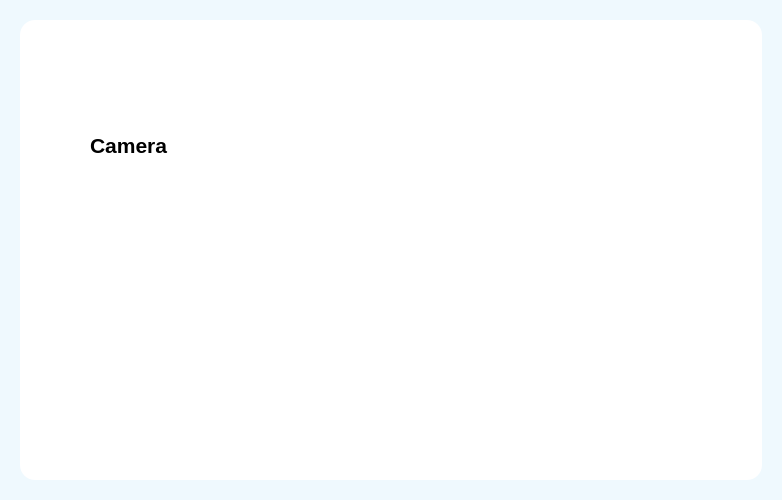
Old version of the form interfaces/camera.ui in the repository Andonny1up/AICountDrive.
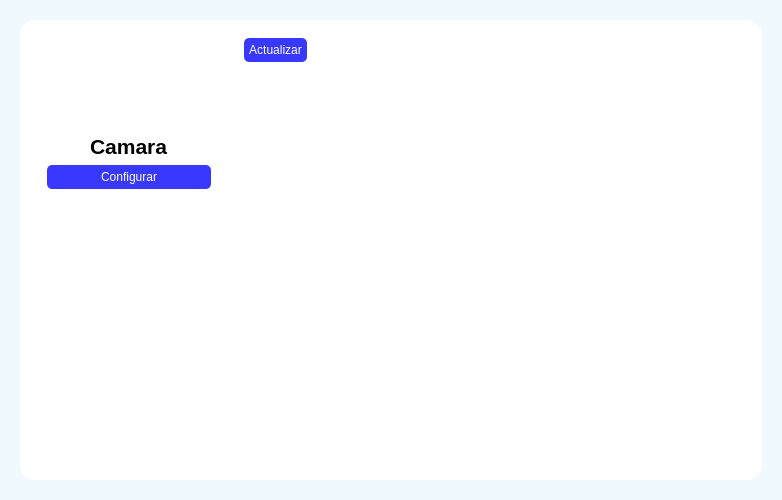
New version of the form. Icons and pictures are not drawn.

Commit message: configuraciones de camara

Diff of the .ui file:
```diff
--- a/interfaces/camera.ui
+++ b/interfaces/camera.ui
@@ -6,7 +6,7 @@
    <rect>
     <x>0</x>
     <y>0</y>
-    <width>703</width>
+    <width>778</width>
     <height>500</height>
    </rect>
   </property>
@@ -16,6 +16,9 @@
     <height>500</height>
    </size>
   </property>
+  <property name="cursor">
+   <cursorShape>ArrowCursor</cursorShape>
+  </property>
   <property name="windowTitle">
    <string>Form</string>
   </property>
@@ -33,6 +36,12 @@
 #frMain{
 	background-color: white;
 	border-radius: 15px;
+}
+QPushButton{
+	background-color: #3838FF;
+	padding: 5px;
+	border-radius: 5px;
+	color: white;
 }</string>
   </property>
   <layout class="QVBoxLayout" name="verticalLayout">
@@ -69,8 +78,14 @@
             <enum>QFrame::Raised</enum>
            </property>
            <layout class="QVBoxLayout" name="verticalLayout_3">
-            <item alignment="Qt::AlignHCenter|Qt::AlignTop">
+            <item>
              <widget class="QFrame" name="frame_3">
+              <property name="maximumSize">
+               <size>
+                <width>16777215</width>
+                <height>160</height>
+               </size>
+              </property>
               <property name="frameShape">
                <enum>QFrame::StyledPanel</enum>
               </property>
@@ -78,7 +93,7 @@
                <enum>QFrame::Raised</enum>
               </property>
               <layout class="QVBoxLayout" name="verticalLayout_4">
-               <item>
+               <item alignment="Qt::AlignHCenter">
                 <widget class="QLabel" name="lblImg">
                  <property name="minimumSize">
                   <size>
@@ -96,7 +111,7 @@
                   <string/>
                  </property>
                  <property name="pixmap">
-                  <pixmap resource="../../PySide-Projects/intrefaceIA/resources.qrc">:/icon-black/assets/icon_black/camera.svg</pixmap>
+                  <pixmap resource="resources.qrc">:/icon-extra/assets/icon-extra/camera-security.png</pixmap>
                  </property>
                  <property name="scaledContents">
                   <bool>true</bool>
@@ -112,13 +127,33 @@
                   </font>
                  </property>
                  <property name="text">
-                  <string>Camera</string>
+                  <string>Camara</string>
+                 </property>
+                </widget>
+               </item>
+               <item>
+                <widget class="QPushButton" name="btnConfiCamera">
+                 <property name="cursor">
+                  <cursorShape>PointingHandCursor</cursorShape>
+                 </property>
+                 <property name="text">
+                  <string>Configurar</string>
                  </property>
                 </widget>
                </item>
               </layout>
              </widget>
             </item>
+            <item>
+             <widget class="QFrame" name="frame_4">
+              <property name="frameShape">
+               <enum>QFrame::StyledPanel</enum>
+              </property>
+              <property name="frameShadow">
+               <enum>QFrame::Raised</enum>
+              </property>
+             </widget>
+            </item>
            </layout>
           </widget>
          </item>
@@ -131,6 +166,20 @@
             <enum>QFrame::Raised</enum>
            </property>
            <layout class="QVBoxLayout" name="verticalLayout_2">
+            <item alignment="Qt::AlignLeft">
+             <widget class="QPushButton" name="btnUpdateVideo">
+              <property name="cursor">
+               <cursorShape>PointingHandCursor</cursorShape>
+              </property>
+              <property name="text">
+               <string>Actualizar</string>
+              </property>
+              <property name="icon">
+               <iconset resource="resources.qrc">
+                <normaloff>:/icon-white/assets/icon_white/aperture.svg</normaloff>:/icon-white/assets/icon_white/aperture.svg</iconset>
+              </property>
+             </widget>
+            </item>
             <item>
              <widget class="QLabel" name="lblVideo">
               <property name="minimumSize">
```
Left out of the diff: 1 changed line with no effect on the pictures. The commit also changes 12 other files.
